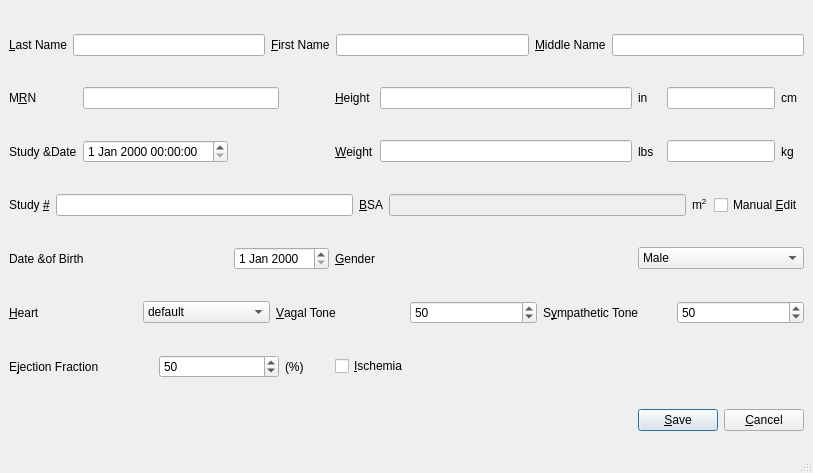
Old version of the form src/epui/ui/patientdialog.ui in the repository mannd/epsimulator.
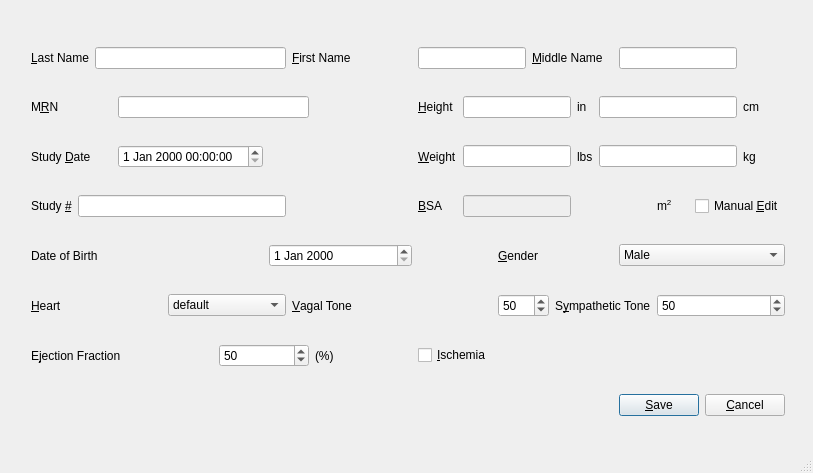
New version of the form.

Diff of the .ui file:
```diff
--- a/src/epui/ui/patientdialog.ui
+++ b/src/epui/ui/patientdialog.ui
@@ -18,52 +18,17 @@
   <property name="sizeGripEnabled" >
    <bool>true</bool>
   </property>
+  <widget class="QWidget" name="" >
+   <property name="geometry" >
+    <rect>
+     <x>20</x>
+     <y>15</y>
+     <width>776</width>
+     <height>441</height>
+    </rect>
+   </property>
   <layout class="QGridLayout" >
-   <property name="margin" >
-    <number>9</number>
-   </property>
-   <property name="spacing" >
-    <number>6</number>
-   </property>
-   <item row="2" column="1" colspan="2" >
-    <widget class="QDateTimeEdit" name="studyDateTimeEdit" />
-   </item>
-   <item row="4" column="3" colspan="2" >
-    <widget class="QDateEdit" name="dobDateEdit" />
-   </item>
-   <item row="4" column="7" colspan="4" >
-    <widget class="QComboBox" name="sexComboBox" >
-     <item>
-      <property name="text" >
-       <string>Male</string>
-      </property>
-     </item>
-     <item>
-      <property name="text" >
-       <string>Female</string>
-      </property>
-     </item>
-    </widget>
-   </item>
-   <item row="1" column="0" >
-    <widget class="QLabel" name="textLabel2_2" >
-     <property name="text" >
-      <string>M&amp;RN</string>
-     </property>
-     <property name="buddy" >
-      <cstring>mrnLineEdit</cstring>
-     </property>
-    </widget>
-   </item>
-   <item row="0" column="0" colspan="11" >
-    <layout class="QHBoxLayout" >
-     <property name="margin" >
-      <number>0</number>
-     </property>
-     <property name="spacing" >
-      <number>6</number>
-     </property>
-     <item>
+    <item row="0" column="0" colspan="2" >
       <widget class="QLabel" name="textLabel1" >
        <property name="text" >
         <string>&amp;Last Name</string>
@@ -73,10 +38,10 @@
        </property>
       </widget>
      </item>
-     <item>
+    <item row="0" column="2" colspan="5" >
       <widget class="QLineEdit" name="lastNameLineEdit" />
      </item>
-     <item>
+    <item row="0" column="7" colspan="2" >
       <widget class="QLabel" name="textLabel2" >
        <property name="text" >
         <string>&amp;First Name</string>
@@ -86,10 +51,10 @@
        </property>
       </widget>
      </item>
-     <item>
+    <item row="0" column="9" colspan="3" >
       <widget class="QLineEdit" name="firstNameLineEdit" />
      </item>
-     <item>
+    <item row="0" column="12" colspan="4" >
       <widget class="QLabel" name="textLabel3" >
        <property name="text" >
         <string>&amp;Middle Name</string>
@@ -102,139 +67,23 @@
        </property>
       </widget>
      </item>
-     <item>
+    <item row="0" column="16" colspan="3" >
       <widget class="QLineEdit" name="middleNameLineEdit" />
      </item>
-    </layout>
-   </item>
-   <item row="4" column="5" colspan="2" >
-    <widget class="QLabel" name="textLabel1_4" >
+    <item row="1" column="0" colspan="3" >
+     <widget class="QLabel" name="textLabel2_2" >
      <property name="text" >
-      <string>&amp;Gender</string>
+       <string>M&amp;RN</string>
      </property>
      <property name="buddy" >
       <cstring>sexComboBox</cstring>
      </property>
     </widget>
    </item>
-   <item row="6" column="4" >
-    <widget class="QLabel" name="textLabel3_3" >
-     <property name="text" >
-      <string>(%)</string>
-     </property>
-    </widget>
-   </item>
-   <item row="6" column="0" colspan="2" >
-    <widget class="QLabel" name="textLabel1_2" >
-     <property name="text" >
-      <string>E&amp;jection Fraction</string>
-     </property>
-     <property name="buddy" >
-      <cstring>efSpinBox</cstring>
-     </property>
-    </widget>
-   </item>
-   <item row="4" column="0" colspan="2" >
-    <widget class="QLabel" name="textLabel4" >
-     <property name="text" >
-      <string>Date &amp;of Birth</string>
-     </property>
-     <property name="buddy" >
-      <cstring></cstring>
-     </property>
-    </widget>
-   </item>
-   <item row="5" column="0" colspan="11" >
-    <layout class="QHBoxLayout" >
-     <property name="margin" >
-      <number>0</number>
-     </property>
-     <property name="spacing" >
-      <number>6</number>
-     </property>
-     <item>
-      <widget class="QLabel" name="textLabel5" >
-       <property name="text" >
-        <string>&amp;Heart</string>
-       </property>
-       <property name="buddy" >
-        <cstring>heartComboBox</cstring>
-       </property>
-      </widget>
-     </item>
-     <item>
-      <widget class="QComboBox" name="heartComboBox" >
-       <item>
-        <property name="text" >
-         <string>default</string>
-        </property>
-       </item>
-       <item>
-        <property name="text" >
-         <string>new heart</string>
-        </property>
-       </item>
-      </widget>
-     </item>
-     <item>
-      <widget class="QLabel" name="textLabel13" >
-       <property name="text" >
-        <string>&amp;Vagal Tone</string>
-       </property>
-       <property name="buddy" >
-        <cstring>vagalToneSpinBox</cstring>
-       </property>
-      </widget>
-     </item>
-     <item>
-      <widget class="QSpinBox" name="vagalToneSpinBox" >
-       <property name="maximum" >
-        <number>100</number>
-       </property>
-       <property name="minimum" >
-        <number>1</number>
-       </property>
-       <property name="value" >
-        <number>50</number>
-       </property>
-      </widget>
-     </item>
-     <item>
-      <widget class="QLabel" name="textLabel14" >
-       <property name="text" >
-        <string>S&amp;ympathetic Tone</string>
-       </property>
-       <property name="buddy" >
-        <cstring>sympatheticToneSpinBox</cstring>
-       </property>
-      </widget>
-     </item>
-     <item>
-      <widget class="QSpinBox" name="sympatheticToneSpinBox" >
-       <property name="maximum" >
-        <number>100</number>
-       </property>
-       <property name="minimum" >
-        <number>1</number>
-       </property>
-       <property name="value" >
-        <number>50</number>
-       </property>
-      </widget>
-     </item>
-    </layout>
-   </item>
-   <item row="2" column="5" >
-    <widget class="QLabel" name="textLabel11" >
-     <property name="text" >
-      <string>&amp;Weight</string>
-     </property>
-     <property name="buddy" >
-      <cstring>weightLbsLineEdit</cstring>
-     </property>
-    </widget>
-   </item>
-   <item row="1" column="5" >
+    <item row="1" column="3" colspan="5" >
+     <widget class="QLineEdit" name="mrnLineEdit" />
+    </item>
+    <item row="1" column="9" >
     <widget class="QLabel" name="textLabel6" >
      <property name="text" >
       <string>&amp;Height</string>
@@ -244,15 +93,70 @@
      </property>
     </widget>
    </item>
-   <item row="3" column="0" colspan="11" >
-    <layout class="QHBoxLayout" >
-     <property name="margin" >
-      <number>0</number>
-     </property>
-     <property name="spacing" >
-      <number>6</number>
-     </property>
-     <item>
+    <item row="1" column="10" colspan="4" >
+     <widget class="QLineEdit" name="heightInLineEdit" />
+    </item>
+    <item row="1" column="14" >
+     <widget class="QLabel" name="textLabel1_3" >
+      <property name="text" >
+       <string>in</string>
+      </property>
+     </widget>
+    </item>
+    <item row="1" column="15" colspan="4" >
+     <widget class="QLineEdit" name="heightCmLineEdit" />
+    </item>
+    <item row="1" column="19" >
+     <widget class="QLabel" name="textLabel3_2" >
+      <property name="text" >
+       <string>cm</string>
+      </property>
+     </widget>
+    </item>
+    <item row="2" column="0" colspan="3" >
+     <widget class="QLabel" name="textLabel1_5" >
+      <property name="text" >
+       <string>Study &amp;Date</string>
+      </property>
+      <property name="buddy" >
+       <cstring>studyDateTimeEdit</cstring>
+      </property>
+     </widget>
+    </item>
+    <item row="2" column="3" colspan="3" >
+     <widget class="QDateTimeEdit" name="studyDateTimeEdit" />
+    </item>
+    <item row="2" column="9" >
+     <widget class="QLabel" name="textLabel11" >
+      <property name="text" >
+       <string>&amp;Weight</string>
+      </property>
+      <property name="buddy" >
+       <cstring>weightLbsLineEdit</cstring>
+      </property>
+     </widget>
+    </item>
+    <item row="2" column="10" colspan="4" >
+     <widget class="QLineEdit" name="weightLbsLineEdit" />
+    </item>
+    <item row="2" column="14" >
+     <widget class="QLabel" name="textLabel2_3" >
+      <property name="text" >
+       <string>lbs</string>
+      </property>
+     </widget>
+    </item>
+    <item row="2" column="15" colspan="4" >
+     <widget class="QLineEdit" name="weightKgLineEdit" />
+    </item>
+    <item row="2" column="19" >
+     <widget class="QLabel" name="textLabel4_2" >
+      <property name="text" >
+       <string>kg</string>
+      </property>
+     </widget>
+    </item>
+    <item row="3" column="0" >
       <widget class="QLabel" name="textLabel2_4" >
        <property name="text" >
         <string>Study &amp;#</string>
@@ -262,10 +166,23 @@
        </property>
       </widget>
      </item>
-     <item>
+    <item row="3" column="1" colspan="6" >
       <widget class="QLineEdit" name="studyNumberLineEdit" />
      </item>
-     <item>
+    <item row="3" column="8" >
+     <spacer>
+      <property name="orientation" >
+       <enum>Qt::Horizontal</enum>
+      </property>
+      <property name="sizeHint" >
+       <size>
+        <width>40</width>
+        <height>20</height>
+       </size>
+      </property>
+     </spacer>
+    </item>
+    <item row="3" column="9" >
       <widget class="QLabel" name="textLabel12" >
        <property name="text" >
         <string>&amp;BSA</string>
@@ -275,21 +192,21 @@
        </property>
       </widget>
      </item>
-     <item>
+    <item row="3" column="10" colspan="4" >
       <widget class="QLineEdit" name="bsaLineEdit" >
        <property name="enabled" >
         <bool>false</bool>
        </property>
       </widget>
      </item>
-     <item>
+    <item row="3" column="17" >
       <widget class="QLabel" name="textLabel5_2" >
        <property name="text" >
         <string>m&lt;SUP>2&lt;/SUP></string>
        </property>
       </widget>
      </item>
-     <item>
+    <item row="3" column="18" colspan="2" >
       <widget class="QCheckBox" name="manualEditBsaCheckBox" >
        <property name="text" >
         <string>Manual &amp;Edit</string>
@@ -299,9 +216,157 @@
        </property>
       </widget>
      </item>
-    </layout>
-   </item>
-   <item row="6" column="5" colspan="5" >
+    <item row="4" column="0" colspan="5" >
+     <widget class="QLabel" name="textLabel4" >
+      <property name="text" >
+       <string>Date of Birth</string>
+      </property>
+      <property name="buddy" >
+       <cstring>dobDateEdit</cstring>
+      </property>
+     </widget>
+    </item>
+    <item row="4" column="6" colspan="3" >
+     <widget class="QDateEdit" name="dobDateEdit" />
+    </item>
+    <item row="4" column="9" colspan="2" >
+     <spacer>
+      <property name="orientation" >
+       <enum>Qt::Horizontal</enum>
+      </property>
+      <property name="sizeHint" >
+       <size>
+        <width>40</width>
+        <height>20</height>
+       </size>
+      </property>
+     </spacer>
+    </item>
+    <item row="4" column="11" colspan="5" >
+     <widget class="QLabel" name="textLabel1_4" >
+      <property name="text" >
+       <string>&amp;Gender</string>
+      </property>
+      <property name="buddy" >
+       <cstring>sexComboBox</cstring>
+      </property>
+     </widget>
+    </item>
+    <item row="4" column="16" colspan="4" >
+     <widget class="QComboBox" name="sexComboBox" >
+      <item>
+       <property name="text" >
+        <string>Male</string>
+       </property>
+      </item>
+      <item>
+       <property name="text" >
+        <string>Female</string>
+       </property>
+      </item>
+     </widget>
+    </item>
+    <item row="5" column="0" colspan="4" >
+     <widget class="QLabel" name="textLabel5" >
+      <property name="text" >
+       <string>&amp;Heart</string>
+      </property>
+      <property name="buddy" >
+       <cstring>heartComboBox</cstring>
+      </property>
+     </widget>
+    </item>
+    <item row="5" column="4" colspan="3" >
+     <widget class="QComboBox" name="heartComboBox" >
+      <item>
+       <property name="text" >
+        <string>default</string>
+       </property>
+      </item>
+      <item>
+       <property name="text" >
+        <string>new heart</string>
+       </property>
+      </item>
+     </widget>
+    </item>
+    <item row="5" column="7" colspan="4" >
+     <widget class="QLabel" name="textLabel13" >
+      <property name="text" >
+       <string>&amp;Vagal Tone</string>
+      </property>
+      <property name="buddy" >
+       <cstring>vagalToneSpinBox</cstring>
+      </property>
+     </widget>
+    </item>
+    <item row="5" column="11" colspan="2" >
+     <widget class="QSpinBox" name="vagalToneSpinBox" >
+      <property name="minimum" >
+       <number>1</number>
+      </property>
+      <property name="maximum" >
+       <number>100</number>
+      </property>
+      <property name="value" >
+       <number>50</number>
+      </property>
+     </widget>
+    </item>
+    <item row="5" column="13" colspan="4" >
+     <widget class="QLabel" name="textLabel14" >
+      <property name="text" >
+       <string>S&amp;ympathetic Tone</string>
+      </property>
+      <property name="buddy" >
+       <cstring>sympatheticToneSpinBox</cstring>
+      </property>
+     </widget>
+    </item>
+    <item row="5" column="17" colspan="3" >
+     <widget class="QSpinBox" name="sympatheticToneSpinBox" >
+      <property name="minimum" >
+       <number>1</number>
+      </property>
+      <property name="maximum" >
+       <number>100</number>
+      </property>
+      <property name="value" >
+       <number>50</number>
+      </property>
+     </widget>
+    </item>
+    <item row="6" column="0" colspan="5" >
+     <widget class="QLabel" name="textLabel1_2" >
+      <property name="text" >
+       <string>E&amp;jection Fraction</string>
+      </property>
+      <property name="buddy" >
+       <cstring>efSpinBox</cstring>
+      </property>
+     </widget>
+    </item>
+    <item row="6" column="5" colspan="3" >
+     <widget class="QSpinBox" name="efSpinBox" >
+      <property name="minimum" >
+       <number>1</number>
+      </property>
+      <property name="maximum" >
+       <number>100</number>
+      </property>
+      <property name="value" >
+       <number>50</number>
+      </property>
+     </widget>
+    </item>
+    <item row="6" column="8" >
+     <widget class="QLabel" name="textLabel3_3" >
+      <property name="text" >
+       <string>(%)</string>
+      </property>
+     </widget>
+    </item>
+    <item row="6" column="9" colspan="10" >
     <widget class="QCheckBox" name="ischemiaCheckBox" >
      <property name="text" >
       <string>&amp;Ischemia</string>
@@ -311,86 +376,22 @@
      </property>
     </widget>
    </item>
-   <item row="1" column="7" >
-    <widget class="QLabel" name="textLabel1_3" >
-     <property name="text" >
-      <string>in</string>
-     </property>
-    </widget>
-   </item>
-   <item row="2" column="6" >
-    <widget class="QLineEdit" name="weightLbsLineEdit" />
-   </item>
-   <item row="6" column="2" colspan="2" >
-    <widget class="QSpinBox" name="efSpinBox" >
-     <property name="maximum" >
-      <number>100</number>
-     </property>
-     <property name="minimum" >
-      <number>1</number>
-     </property>
-     <property name="value" >
-      <number>50</number>
-     </property>
-    </widget>
-   </item>
-   <item row="1" column="10" >
-    <widget class="QLabel" name="textLabel3_2" >
-     <property name="text" >
-      <string>cm</string>
-     </property>
-    </widget>
-   </item>
-   <item row="2" column="7" >
-    <widget class="QLabel" name="textLabel2_3" >
-     <property name="text" >
-      <string>lbs</string>
-     </property>
-    </widget>
-   </item>
-   <item row="1" column="6" >
-    <widget class="QLineEdit" name="heightInLineEdit" />
-   </item>
-   <item row="1" column="8" colspan="2" >
-    <widget class="QLineEdit" name="heightCmLineEdit" />
-   </item>
-   <item row="2" column="10" >
-    <widget class="QLabel" name="textLabel4_2" >
-     <property name="text" >
-      <string>kg</string>
-     </property>
-    </widget>
-   </item>
-   <item row="2" column="8" colspan="2" >
-    <widget class="QLineEdit" name="weightKgLineEdit" />
-   </item>
-   <item row="2" column="0" >
-    <widget class="QLabel" name="textLabel1_5" >
-     <property name="text" >
-      <string>Study &amp;Date</string>
-     </property>
-     <property name="buddy" >
-      <cstring></cstring>
-     </property>
-    </widget>
-   </item>
-   <item row="1" column="1" colspan="3" >
-    <widget class="QLineEdit" name="mrnLineEdit" />
-   </item>
-   <item row="7" column="9" colspan="2" >
-    <widget class="QPushButton" name="buttonCancel" >
-     <property name="text" >
-      <string>&amp;Cancel</string>
-     </property>
-     <property name="shortcut" >
-      <string/>
-     </property>
-     <property name="autoDefault" >
-      <bool>true</bool>
-     </property>
-    </widget>
-   </item>
-   <item row="7" column="7" colspan="2" >
+    <item row="7" column="0" colspan="20" >
+     <layout class="QHBoxLayout" >
+      <item>
+       <spacer>
+        <property name="orientation" >
+         <enum>Qt::Horizontal</enum>
+        </property>
+        <property name="sizeHint" >
+         <size>
+          <width>40</width>
+          <height>20</height>
+         </size>
+        </property>
+       </spacer>
+      </item>
+      <item>
     <widget class="QPushButton" name="buttonOk" >
      <property name="text" >
       <string>&amp;Save</string>
@@ -406,7 +407,23 @@
      </property>
     </widget>
    </item>
-  </layout>
+      <item>
+       <widget class="QPushButton" name="buttonCancel" >
+        <property name="text" >
+         <string>&amp;Cancel</string>
+        </property>
+        <property name="shortcut" >
+         <string/>
+        </property>
+        <property name="autoDefault" >
+         <bool>true</bool>
+        </property>
+       </widget>
+      </item>
+     </layout>
+    </item>
+   </layout>
+  </widget>
  </widget>
  <layoutdefault spacing="6" margin="11" />
  <pixmapfunction>qPixmapFromMimeSource</pixmapfunction>
```
Left out of the diff: 9 changed lines with no effect on the pictures. Lines whose indentation alone changed are shown as unchanged.
